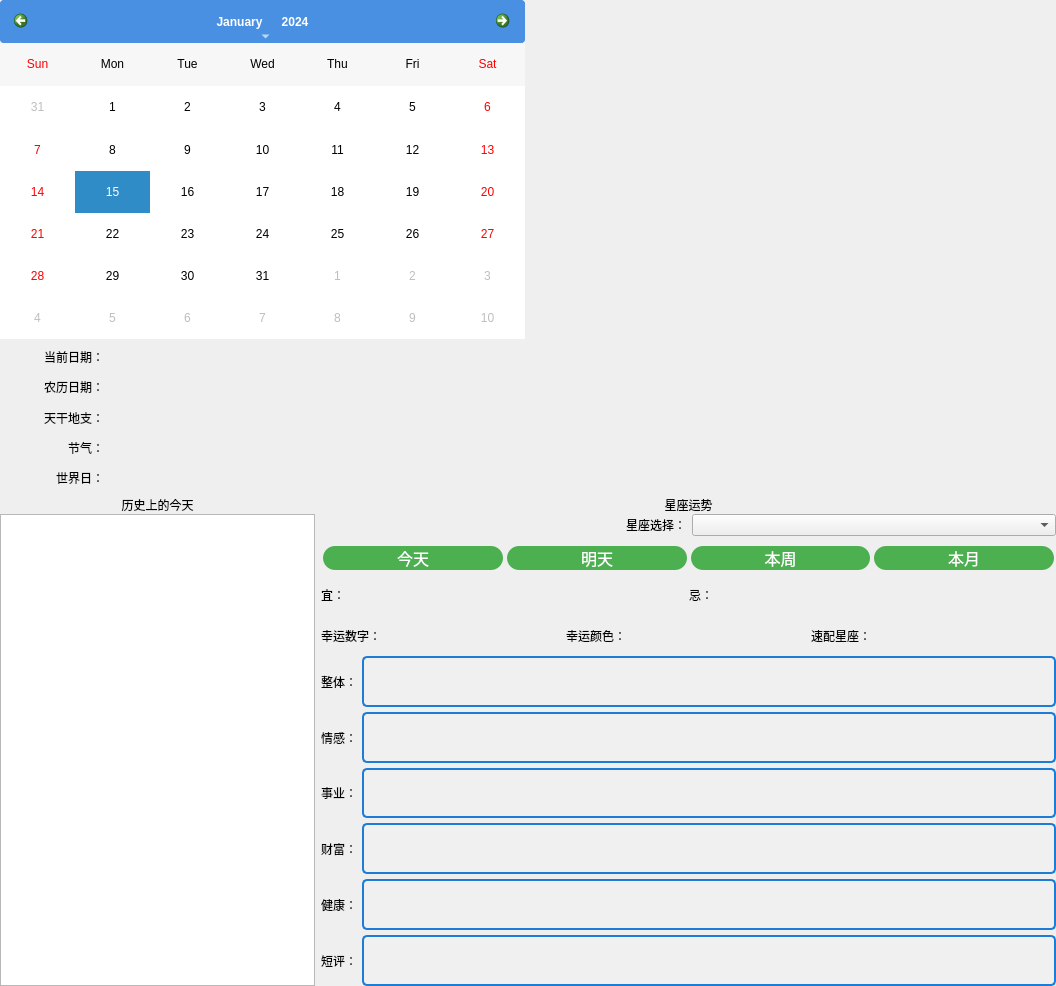
This is ui/calendar.ui in Younger-Chan/everyday as Qt 5 draws it before an edit. The edited form follows.
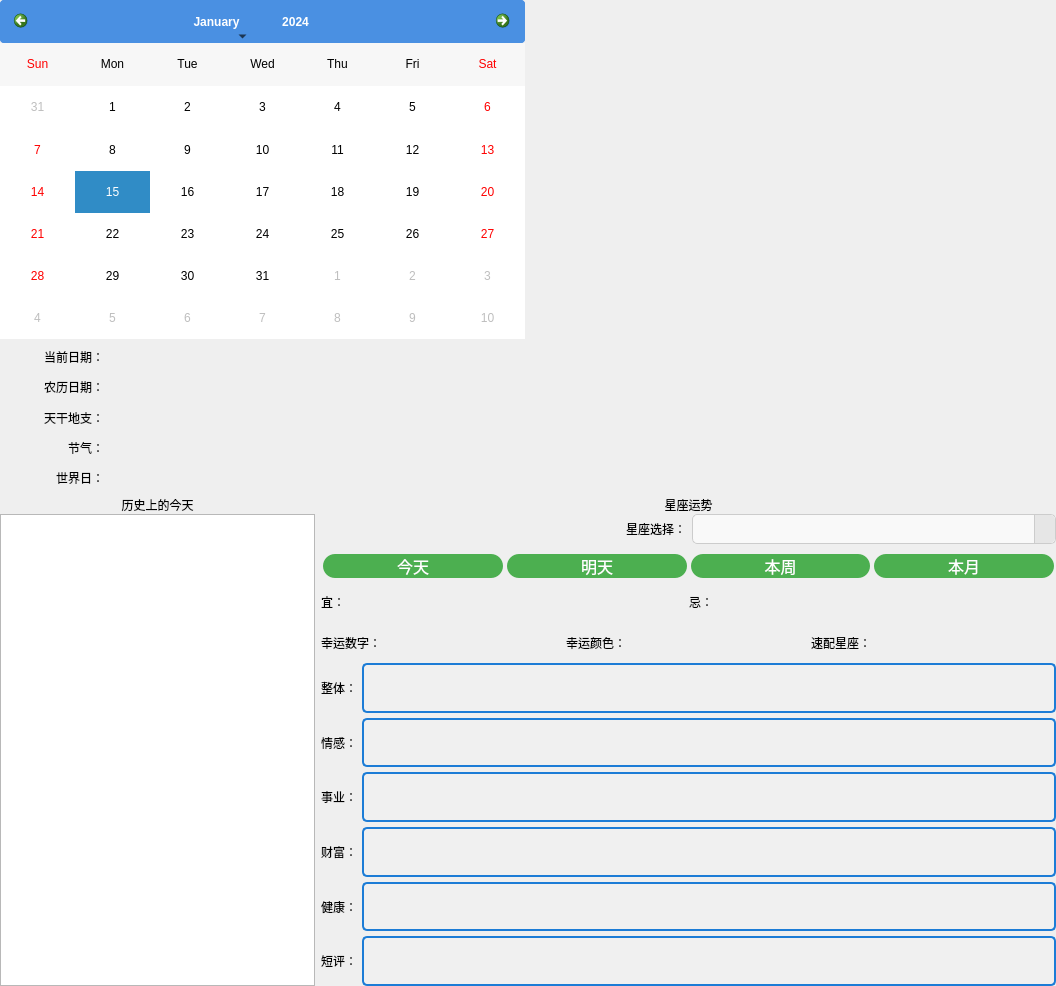
This is the edited form. Icons and pictures are not drawn.

```diff
--- a/ui/calendar.ui
+++ b/ui/calendar.ui
@@ -104,16 +104,6 @@
     background-color: #357ABD;
 }
 
-/* 设置月份和年份选择按钮的样式 */
-QCalendarWidget QToolButton#qt_calendar_monthbutton,
-QCalendarWidget QToolButton#qt_calendar_yearbutton {
-    background-color: #4a90e2;
-    color: white;
-    border: none;
-    border-radius: 4px;
-    padding: 5px;
-}
-
 /* 设置日期单元格的样式 */
 QCalendarWidget QTableView QAbstractItemView {
     background-color: #ffffff;
@@ -164,25 +154,22 @@
     padding: 5px;
 }
 
-/* 设置月份和年份选择按钮的样式 */
-QCalendarWidget QToolButton#qt_calendar_monthbutton,
-QCalendarWidget QToolButton#qt_calendar_yearbutton {
-    background-color: #4a90e2;
-    color: white;
+/* 设置 QCalendarWidget 的 QToolButton 样式 */
+QCalendarWidget QToolButton {
     border: none;
-    border-radius: 4px;
+    background: none;
+    min-width: 50px; /* 设置最小宽度 */
+    min-height: 30px; /* 设置最小高度 */
     padding: 5px;
 }
 
-/* 设置前一个月和下一个月按钮的样式 */
-QCalendarWidget QToolButton#qt_calendar_prevmonth,
-QCalendarWidget QToolButton#qt_calendar_nextmonth {
-    background-color: #4a90e2;
-    color: white;
-    border: none;
-    border-radius: 4px;
-    padding: 5px;
-}</string>
+/* 设置年份选择按钮的样式 */
+QCalendarWidget QToolButton#qt_calendar_yearbutton {
+    qproperty-iconSize: 24px 24px;
+    min-width: 80px; /* 增加年份选择按钮的宽度 */
+    min-height: 30px; /* 增加年份选择按钮的高度 */
+}
+</string>
            </property>
            <property name="firstDayOfWeek">
             <enum>Qt::Sunday</enum>
@@ -464,7 +451,65 @@
                  </widget>
                 </item>
                 <item>
-                 <widget class="QComboBox" name="cb_star"/>
+                 <widget class="QComboBox" name="cb_star">
+                  <property name="styleSheet">
+                   <string notr="true">/* 设置 QComboBox 的整体样式 */
+QComboBox {
+    font-family: &quot;Microsoft YaHei&quot;;
+    font-size: 14px;
+    color: #333333;
+    padding: 5px;
+    border: 1px solid #CCCCCC;
+    border-radius: 5px;
+    background-color: #F9F9F9;
+}
+
+/* 设置 QComboBox 下拉按钮的样式 */
+QComboBox::drop-down {
+    subcontrol-origin: padding;
+    subcontrol-position: top right;
+    width: 20px;
+    border-left: 1px solid #CCCCCC;
+    background-color: #E6E6E6;
+    border-top-right-radius: 5px;
+    border-bottom-right-radius: 5px;
+}
+
+/* 设置 QComboBox 下拉箭头的样式 */
+QComboBox::down-arrow {
+	image: url(:/tool/tool/bottom.png);
+    width: 10px;
+    height: 10px;
+}
+
+/* 设置 QComboBox 下拉列表的样式 */
+QComboBox QAbstractItemView {
+    border: 1px solid #CCCCCC;
+    selection-background-color: #B3E5FC;
+    background-color: #FFFFFF;
+    outline: 0;
+}
+
+/* 设置 QComboBox 下拉列表项的样式 */
+QComboBox QAbstractItemView::item {
+    height: 25px;
+    color: #333333;
+    padding-left: 10px;
+}
+
+/* 设置 QComboBox 下拉列表项悬停时的样式 */
+QComboBox QAbstractItemView::item:hover {
+    background-color: #E0F7FA;
+}
+
+/* 设置 QComboBox 下拉列表项选中时的样式 */
+QComboBox QAbstractItemView::item:selected {
+    background-color: #B3E5FC;
+    color: #000000;
+}
+</string>
+                  </property>
+                 </widget>
                 </item>
                </layout>
               </item>
```
Left out of the diff: 2 changed lines with no effect on the pictures.
